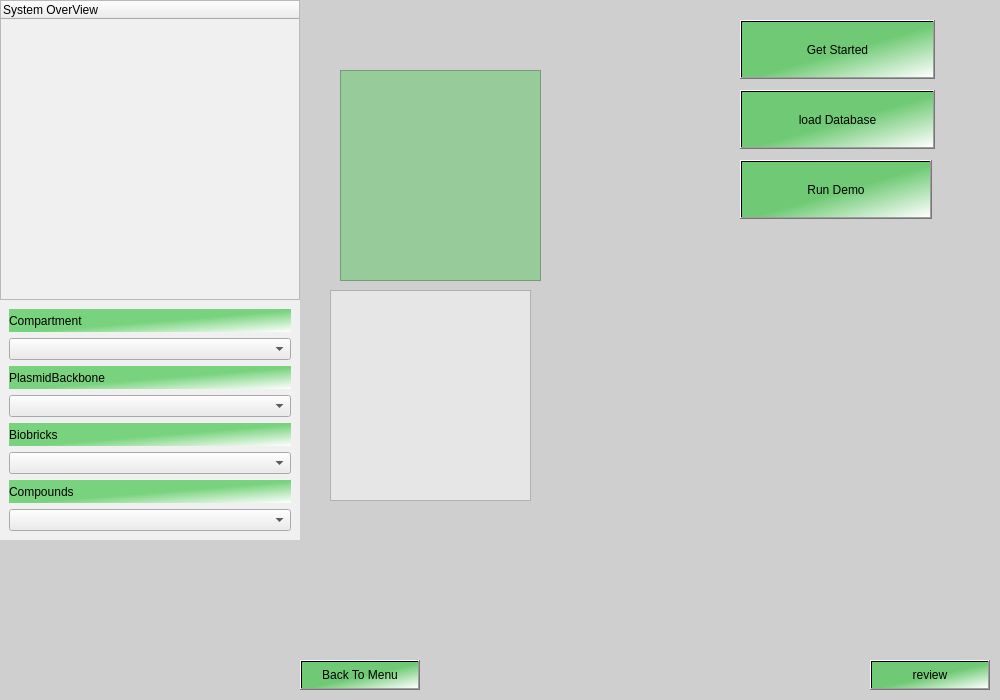
Old version of the form src/igameUiMort/MainGraphicsView.ui in the repository jkdirac/igame.
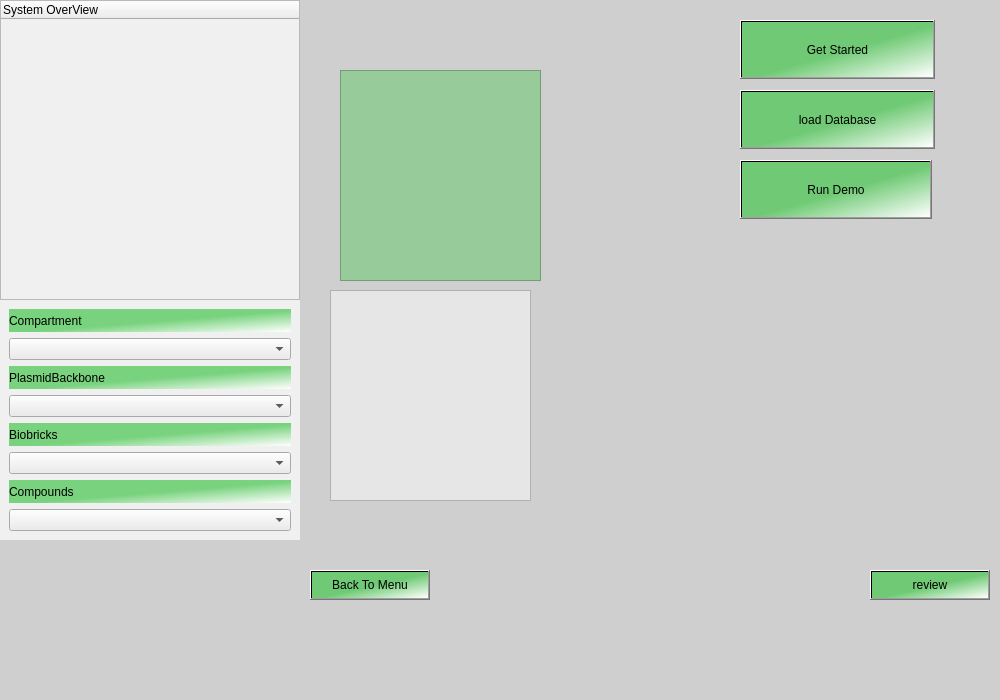
New version of the form. Icons and pictures are not drawn.

Commit message: solver the tree view

The edit to the form file:
```diff
--- a/src/igameUiMort/MainGraphicsView.ui
+++ b/src/igameUiMort/MainGraphicsView.ui
@@ -94,7 +94,7 @@
    <property name="geometry">
     <rect>
      <x>870</x>
-     <y>660</y>
+     <y>570</y>
      <width>120</width>
      <height>30</height>
     </rect>
@@ -110,8 +110,8 @@
   <widget class="QPushButton" name="m_scenBack">
    <property name="geometry">
     <rect>
-     <x>300</x>
-     <y>660</y>
+     <x>310</x>
+     <y>570</y>
      <width>120</width>
      <height>30</height>
     </rect>
```
The commit also changes 1 other file.
